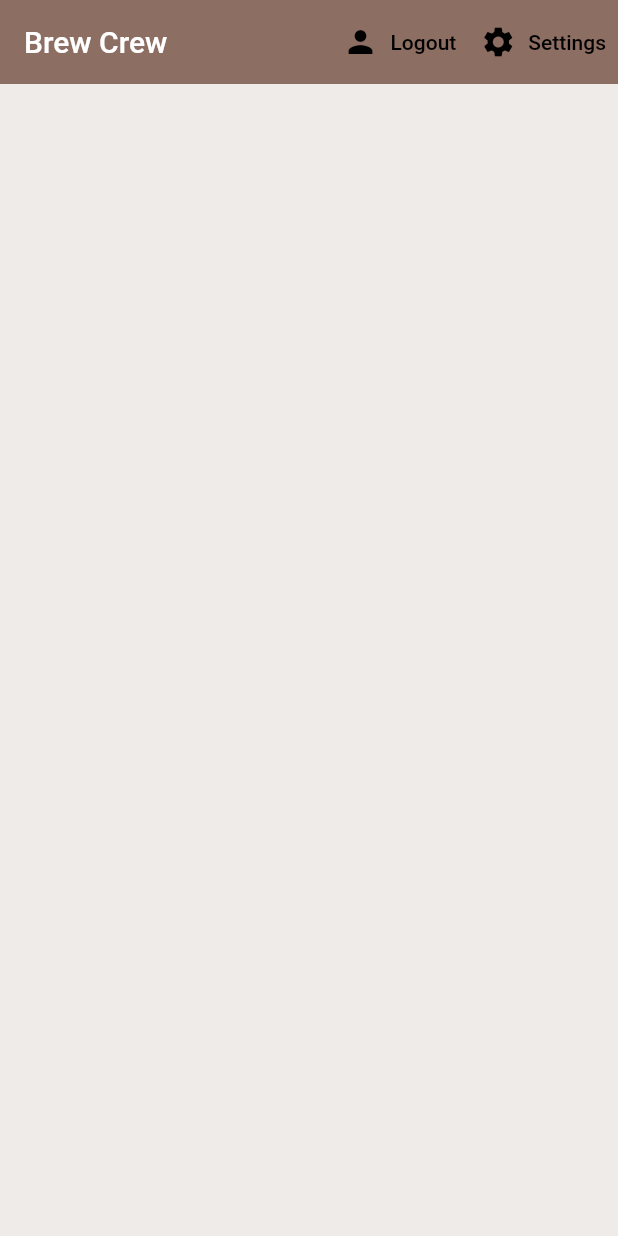
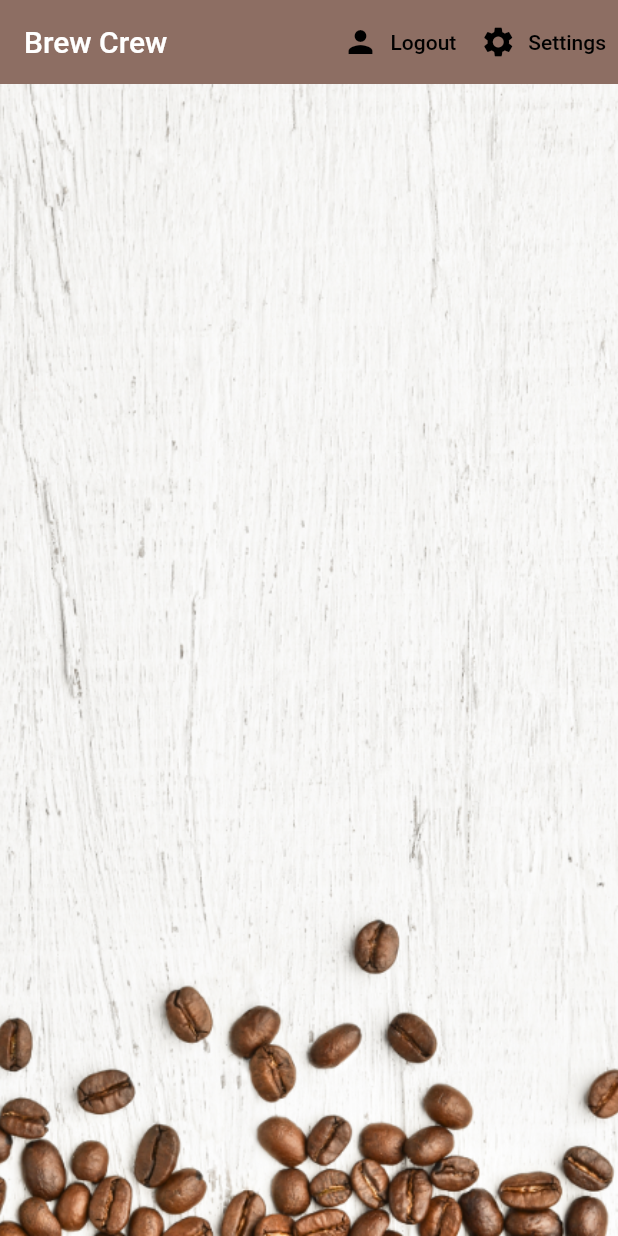
Before and after one commit to aashah15/BrewCrew, a Flutter app: the screen it shows once a user with an empty profile is signed in, on a phone screen of 412 x 824 dp. Run offline on Flutter 3.47's test engine with Material 2 defaults, Android fonts, the light colour scheme and no system bars; our stand-ins replace cloud_firestore, firebase_auth, firebase_core; accounts and stored records are empty.

Commit message:
Finishing Touches

```diff
--- a/lib/screens/home/brew_tile.dart
+++ b/lib/screens/home/brew_tile.dart
@@ -19,6 +19,7 @@ class BrewTile extends StatelessWidget {
           leading: CircleAvatar(
             radius: 25,
             backgroundColor: Colors.brown[brew.strength ?? 100],
+            backgroundImage: const AssetImage('assets/coffee_icon.png'),
           ),
           title: Text(brew.name ?? ''),
           subtitle: Text('Takes ${brew.sugars} sugar(s)'),
--- a/lib/screens/home/home.dart
+++ b/lib/screens/home/home.dart
@@ -52,7 +52,12 @@ class Home extends StatelessWidget {
             )
           ],
         ),
-        body: const BrewList(),
+        body: Container(
+            decoration: const BoxDecoration(
+                image: DecorationImage(
+                    image: AssetImage('assets/coffee_bg.png'),
+                    fit: BoxFit.cover)),
+            child: const BrewList()),
       ),
     );
   }
--- a/pubspec.yaml
+++ b/pubspec.yaml
@@ -63,8 +63,8 @@ flutter:
   uses-material-design: true
 
   # To add assets to your application, add an assets section, like this:
-  # assets:
-  #   - images/a_dot_burr.jpeg
+  assets:
+    - assets/
   #   - images/a_dot_ham.jpeg
 
   # An image asset can refer to one or more resolution-specific "variants", see
```
Also changed, not shown: assets/coffee_bg.png (added), assets/coffee_icon.png (added).
